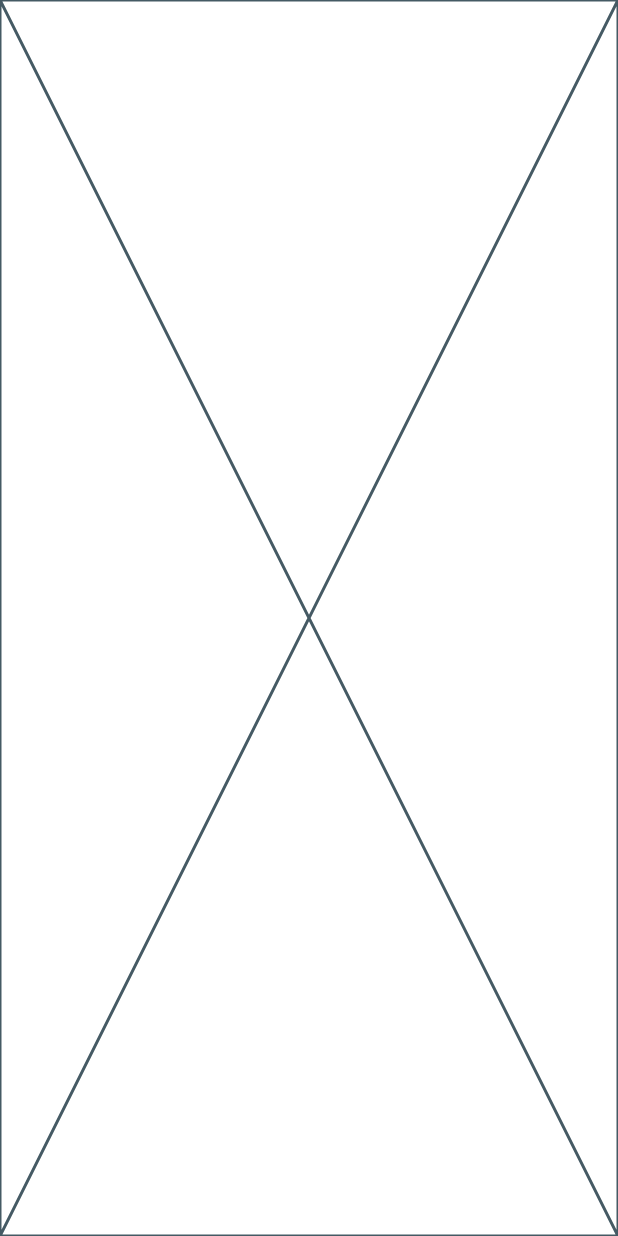
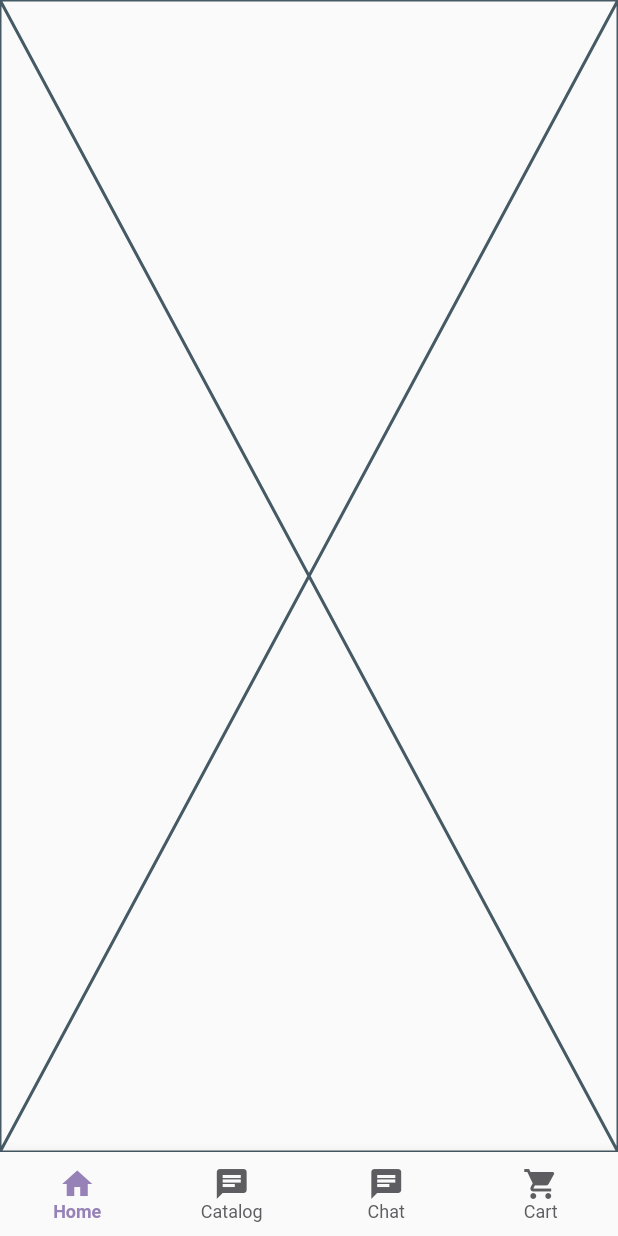
Before and after one commit to anmydenny/florist_app, a Flutter app: the screen it shows after launch, after a tap on "Sign In", on a phone screen of 412 x 824 dp. Run offline on Flutter 3.47's test engine with Material 2 defaults, Android fonts, the phone set to English and light mode, and no system bars; our stand-ins replace cached_network_image, carousel_slider, flutter_easyloading, flutter_svg, get, grouped_list and 1 more; Roboto replaces fonts that are missing (Cabin).

Commit message:
Landing page

```diff
--- /dev/null
+++ b/lib/src/modules/home/binding/home_binding.dart
@@ -0,0 +1,11 @@
+import 'package:get/get.dart';
+import '../controller/home_controller.dart';
+
+class HomeBinding extends Bindings {
+  @override
+  void dependencies() {
+    Get.put<HomeController>(
+        HomeController()
+    );
+  }
+}
--- /dev/null
+++ b/lib/src/modules/home/controller/home_controller.dart
@@ -0,0 +1,5 @@
+import 'package:get/get.dart';
+
+class HomeController extends GetxController {
+
+}
--- /dev/null
+++ b/lib/src/modules/landing/binding/landing_binding.dart
@@ -0,0 +1,11 @@
+import 'package:florist_app/src/modules/landing/controller/landing_controller.dart';
+import 'package:get/get.dart';
+
+class LandingBinding extends Bindings {
+  @override
+  void dependencies() {
+    Get.put<LandingController>(
+        LandingController()
+    );
+  }
+}
--- /dev/null
+++ b/lib/src/modules/landing/controller/landing_controller.dart
@@ -0,0 +1,10 @@
+import 'package:get/get.dart';
+
+class LandingController extends GetxController {
+
+  final selectedIndex = 0.obs;
+
+  void onItemTapped(int index) {
+    selectedIndex.value = index;
+  }
+}
--- a/lib/src/modules/landing/view/landing_view.dart
+++ b/lib/src/modules/landing/view/landing_view.dart
@@ -1,10 +1,57 @@
+import 'package:florist_app/src/modules/home/view/home_view.dart';
 import 'package:flutter/material.dart';
+import 'package:get/get.dart';
+import '../../../utils/app_styles.dart';
+import '../../Chat/view/chat_view.dart';
+import '../../cart/view/cart_view.dart';
+import '../../catalog/view/catalog_view.dart';
+import '../controller/landing_controller.dart';
 
-class LandingView extends StatelessWidget {
-  const LandingView({Key? key}) : super(key: key);
+class LandingView extends GetView<LandingController> {
+  LandingView({Key? key}) : super(key: key);
+  static const TextStyle optionStyle =
+  TextStyle(fontSize: 30, fontWeight: FontWeight.bold);
+  final List<Widget> _widgetOptions = [
+    const HomeView(),
+    const CatalogView(),
+    const ChatView(),
+    const CartView(),
+  ];
 
   @override
   Widget build(BuildContext context) {
-    return const Placeholder();
+    return Scaffold(
+        body: Center(
+            child: Obx( () => _widgetOptions.elementAt(controller.selectedIndex.value),)
+        ),
+        bottomNavigationBar: Obx( () => BottomNavigationBar(
+          items: const [
+            BottomNavigationBarItem(
+              icon: Icon(Icons.home),
+              label: 'Home',
+            ),
+            BottomNavigationBarItem(
+              icon: Icon(Icons.chat),
+              label: 'Catalog',
+            ),
+            BottomNavigationBarItem(
+              icon: Icon(Icons.chat),
+              label: 'Chat',
+            ),
+            BottomNavigationBarItem(
+              icon: Icon(Icons.shopping_cart),
+              label: 'Cart',
+            ),
+          ],
+          currentIndex: controller.selectedIndex.value,
+          selectedItemColor: AppColors.btnBgColor,
+          unselectedItemColor: AppColors.bottomBarGreyShade,
+          showUnselectedLabels: true,
+          selectedLabelStyle: AppTextStyles.bottomNavigationLabel,
+          unselectedLabelStyle: const TextStyle(color: AppColors.bottomBarGreyShade,),
+          onTap: controller.onItemTapped,
+          type: BottomNavigationBarType.fixed,
+        ),)
+    );
   }
 }
--- a/lib/src/routes/app_pages.dart
+++ b/lib/src/routes/app_pages.dart
@@ -4,6 +4,8 @@ import 'package:florist_app/src/modules/sign_up/%20view/sign_up_view.dart';
 import 'package:florist_app/src/modules/sign_up/binding/sign_up_binding.dart';
 import 'package:get/get.dart';
 import '../modules/forgot_password/binding/forgot_password_binding.dart';
+import '../modules/home/binding/home_binding.dart';
+import '../modules/landing/binding/landing_binding.dart';
 import '../modules/sign_in/binding/sign_in_binding.dart';
 import '../modules/sign_in/view/sign_in_view.dart';
 import '../modules/splash/binding/splash_binding.dart';
@@ -38,8 +40,8 @@ class AppPages {
     ),
     GetPage(
         name: _Paths.landing,
-        page: () => const LandingView(),
-        // bindings: [LandingBinding()]
+        page: () => LandingView(),
+        bindings: [LandingBinding(),HomeBinding()]
     ),
   ];
 }
--- a/pubspec.yaml
+++ b/pubspec.yaml
@@ -27,6 +27,10 @@ dependencies:
   #image
   cached_network_image: ^3.2.3
   flutter_svg: ^1.1.6
+  #chat
+  grouped_list: ^5.1.2
+  #date format
+  intl: ^0.18.1
 
 
 dev_dependencies:
```
Also changed, not shown: lib/src/data/models/chat_model.dart (added, +11 -0 lines), lib/src/modules/cart/view/cart_view.dart (added, +10 -0 lines), lib/src/modules/catalog/view/catalog_view.dart (added, +10 -0 lines), lib/src/modules/chat/view/chat_view.dart (added, +161 -0 lines), assets/images/profile.jpeg (added), pubspec.lock.
